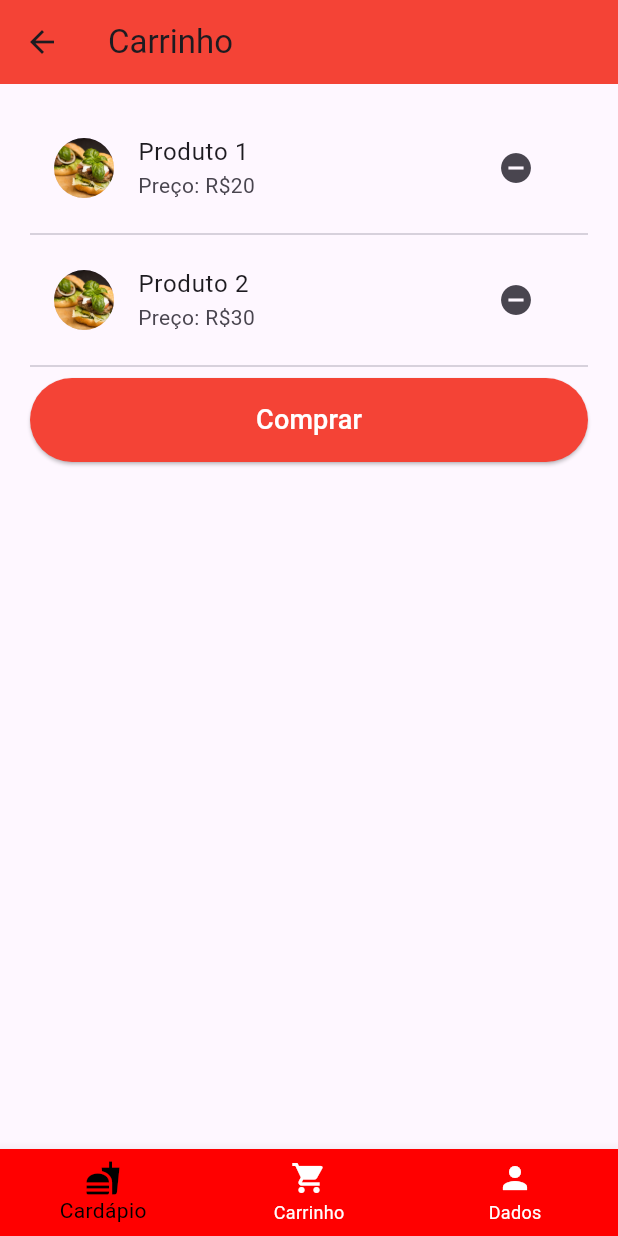
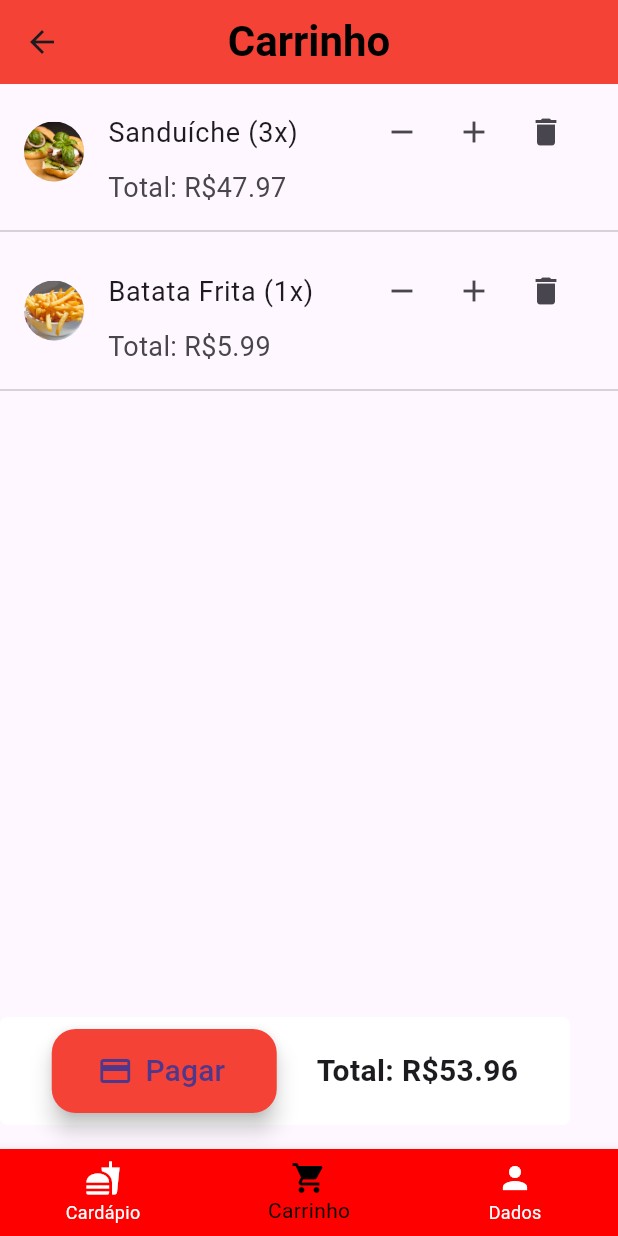
Before and after one commit to caiolara090/Joses_Burger, a Flutter app: the CarrinhoPage screen opened directly, on a phone screen of 412 x 824 dp. Run offline on Flutter 3.47's test engine with Material 3 defaults, Android fonts, the phone set to English and light mode, and no system bars; our stand-ins replace qr_flutter.

Commit message:
Adicao_Barra_Navegacao_no_Carrinho

```diff
--- a/josesburguer/lib/Cardapio.dart
+++ b/josesburguer/lib/Cardapio.dart
@@ -3,7 +3,6 @@ import 'package:josesburguer/Avaliacoes.dart';
 import 'package:josesburguer/Produtos.dart';
 import 'package:josesburguer/DetalhesProduto.dart';
 import 'package:josesburguer/MinhaConta.dart';
-import 'package:josesburguer/Avaliacoes.dart';
 
 class PaginaCardapio extends StatefulWidget {
   @override
--- a/josesburguer/lib/Carrinho.dart
+++ /dev/null
@@ -1,119 +0,0 @@
-import 'package:flutter/material.dart';
-import 'package:josesburguer/Cardapio.dart';
-import 'package:josesburguer/MinhaConta.dart';
-
-class CarrinhoPage extends StatefulWidget {
-  CarrinhoPage({Key? key}) : super(key: key);
-
-  @override
-  _CarrinhoPageState createState() => _CarrinhoPageState();
-}
-
-class _CarrinhoPageState extends State<CarrinhoPage> {
-  int _currentIndex = 0;
-
-  @override
-  Widget build(BuildContext context) {
-    return Scaffold(
-      appBar: AppBar(
-        title: const Text('Carrinho'),
-        backgroundColor: Colors.red,
-      ),
-      body: ListView(
-        padding: const EdgeInsets.all(20.0),
-        children: [
-          ListTile(
-            leading: const CircleAvatar(
-              backgroundImage: AssetImage('assets/hamburger.png'),
-            ),
-            title: const Text('Produto 1'),
-            subtitle: const Text('Preço: R\$20'),
-            trailing: IconButton(
-              icon: const Icon(Icons.remove_circle),
-              onPressed: () {
-                // Remover produto do carrinho
-              },
-            ),
-          ),
-          const Divider(), // Linha divisória entre os produtos
-
-          ListTile(
-            leading: const CircleAvatar(
-              backgroundImage: AssetImage('assets/hamburger.png'),
-            ),
-            title: const Text('Produto 2'),
-            subtitle: const Text('Preço: R\$30'),
-            trailing: IconButton(
-              icon: const Icon(Icons.remove_circle),
-              onPressed: () {
-                // Remover produto do carrinho
-              },
-            ),
-          ),
-          const Divider(), // Linha divisória entre os produtos
-
-          // Outros produtos adicionais...
-
-          // Botão comprar
-          ElevatedButton(
-            onPressed: () {
-              // Ação ao pressionar o botão de comprar
-            },
-            style: ElevatedButton.styleFrom(
-              backgroundColor: Colors.red,
-              padding: const EdgeInsets.symmetric(vertical: 15.0),
-            ),
-            child: const Text(
-              'Comprar',
-              style: TextStyle(fontSize: 18.0, color: Colors.white),
-            ),
-          ),
-        ],
-      ),
-      bottomNavigationBar: BottomNavigationBar(
-        backgroundColor: const Color.fromARGB(255, 255, 0, 0),
-        selectedItemColor: Color.fromARGB(255, 0, 0, 0),
-        currentIndex: _currentIndex,
-        unselectedItemColor: Colors.white,
-        items: [
-          BottomNavigationBarItem(
-            icon: Icon(Icons.fastfood),
-            label: 'Cardápio',
-          ),
-          BottomNavigationBarItem(
-            icon: Icon(Icons.shopping_cart),
-            label: 'Carrinho',
-          ),
-          BottomNavigationBarItem(
-            icon: Icon(Icons.person),
-            label: 'Dados',
-          ),
-        ],
-        onTap: (index) {
-          setState(() {
-            _currentIndex = index;
-          });
-          switch (index) {
-            case 0:
-              // Navegue para alguma página
-              Navigator.push(
-                context,
-                MaterialPageRoute(builder: (context) => PaginaCardapio()),
-              );
-              break;
-            case 1:
-              // Já está na página de carrinho
-              break;
-            case 2:
-              // Navegue para alguma página
-              Navigator.push(
-                context,
-                MaterialPageRoute(builder: (context) => PaginaDados()),
-              );
-              break;
-          }
-        },
-      ),
-    );
-  }
-}
--- a/josesburguer/lib/Produtos.dart
+++ b/josesburguer/lib/Produtos.dart
@@ -1,3 +1,5 @@
+import 'dart:ui';
+
 import 'package:flutter/material.dart';
 import 'package:josesburguer/Cardapio.dart';
 import 'package:josesburguer/MinhaConta.dart';
@@ -39,7 +41,7 @@ class CarrinhoPage extends StatefulWidget {
 
 class _CarrinhoPageState extends State<CarrinhoPage> {
 
-  int _currentIndex = 0;
+  int _currentIndex = 1;
 
   List<Pedido> pedidos = [
     Pedido(
@@ -140,8 +142,16 @@ Widget build(BuildContext context) {
               ),
             ],
           ),
-          subtitle: Text(
+          subtitle: Row(
+  crossAxisAlignment: CrossAxisAlignment.start,
+  children: [
+    Text(
       'Total: R\$${(pedido.valor * pedido.quantidade).toStringAsFixed(2)}',
+      style: const TextStyle(
+        fontSize: 18,
+      ),
+    ),
+  ],
 ),
         ),
         const Divider(), // Linha divisória entre os pedidos
@@ -149,7 +159,6 @@ Widget build(BuildContext context) {
     );
   },
 ),
-    floatingActionButtonLocation: FloatingActionButtonLocation.centerFloat,
     bottomNavigationBar: BottomNavigationBar(
         backgroundColor: const Color.fromARGB(255, 255, 0, 0),
         selectedItemColor: const Color.fromARGB(255, 0, 0, 0),
@@ -170,20 +179,20 @@ Widget build(BuildContext context) {
           ),
         ],
         onTap: (index) {
+          setState(() {
+            _currentIndex = index;
+          });
           switch (index) {
             case 0:
-              //Navegue para alguma página
               Navigator.push(
                 context,
                 MaterialPageRoute(builder: (context) => PaginaCardapio()),
               );
               break;
             case 1:
-              //Navegue para alguma página
-              //Navigator.pushReplacementNamed(context, '/pagina2');
+              // Você já está na página do carrinho, não precisa fazer nada.
               break;
             case 2:
-              //Navegue para alguma página
               Navigator.push(
                 context,
                 MaterialPageRoute(builder: (context) => PaginaDados()),
@@ -192,13 +201,74 @@ Widget build(BuildContext context) {
           }
         },
       ),
+      floatingActionButton: Padding(
+        padding: const EdgeInsets.symmetric(horizontal: 16.0),
+        child: SizedBox(
+          width: double.infinity,
+          child: Row(
+            children: [
+              Expanded(
+                child: Container(
+                  width: double.infinity,
+                  decoration: BoxDecoration(
+                    color: Colors.white,
+                    borderRadius: BorderRadius.circular(5.0),
+                    boxShadow: [
+                      BoxShadow(
+                        color: const Color.fromARGB(255, 255, 255, 255).withOpacity(0),
+                        spreadRadius: 0,
+                        blurRadius: 0,
+                        offset: const Offset(0, 2), // changes position of shadow
+                      ),
+                    ],
+                  ),
+                  child: Padding(
+                    padding: const EdgeInsets.all(8.0),
+                    child: Row(
+                      mainAxisAlignment: MainAxisAlignment.spaceEvenly,
+                      children: [
+                        Container(
+                          width: 150, // Defina a largura desejada aqui
+                          child: FloatingActionButton.extended(
+                            onPressed: () {
+                              Navigator.push(
+                                context,
+                                MaterialPageRoute(builder: (context) => PagamentoPage(total: calcularTotal())),
+                              );
+                            },
+                            label: const Text(
+                              'Pagar',
+                              style: TextStyle(
+                                fontSize: 20, // Defina o tamanho da fonte desejado aqui
+                              ),
+                            ),
+                            icon: const Icon(Icons.payment),
+                            backgroundColor: Colors.red,
+                          ),
+                        ),
+                        Text(
+                          'Total: R\$${calcularTotal().toStringAsFixed(2)}',
+                          style: const TextStyle(
+                            fontSize: 20,
+                            fontWeight: FontWeight.bold,
+                          ),
+                        ),
+                      ],
+                    ),
+                  ),
+                ),
+              ),
+            ],
+          ),
+        ),
+      ),
     );
   }
 }
 
-// void main() {
-//   runApp(MaterialApp(
-//     debugShowCheckedModeBanner: false,
-//     home: CarrinhoPage(),
-//   ));
-// }
+void main() {
+  runApp(MaterialApp(
+    debugShowCheckedModeBanner: false,
+    home: CarrinhoPage(),
+  ));
+}
```
Lines whose indentation alone changed are shown as unchanged.
